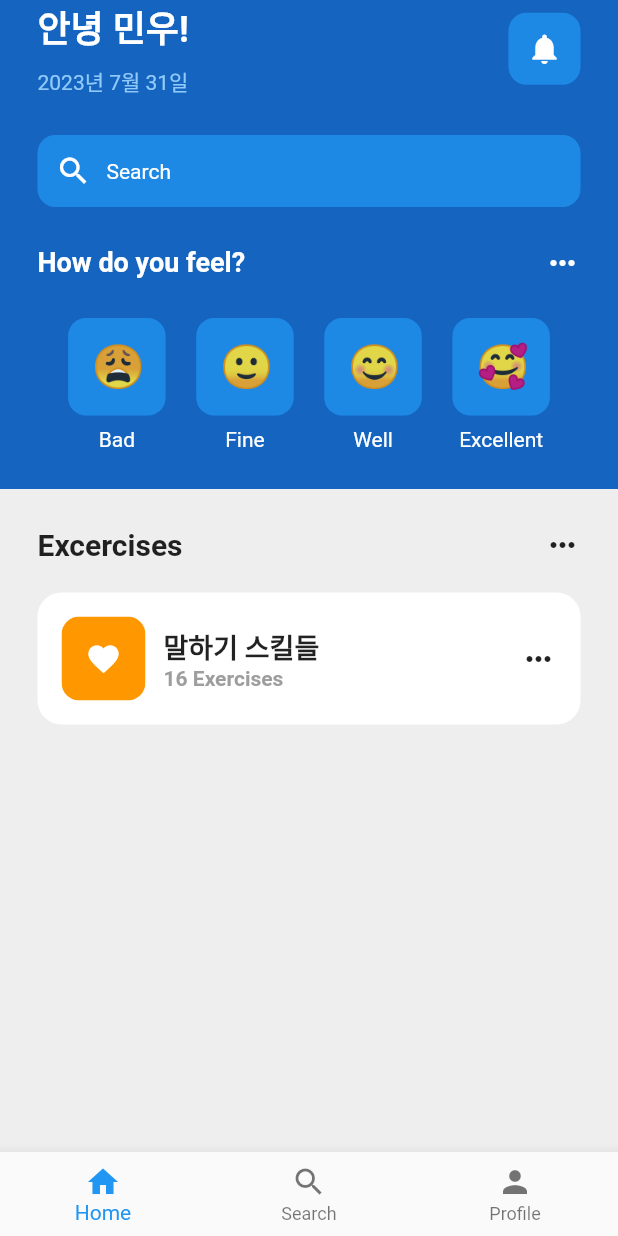
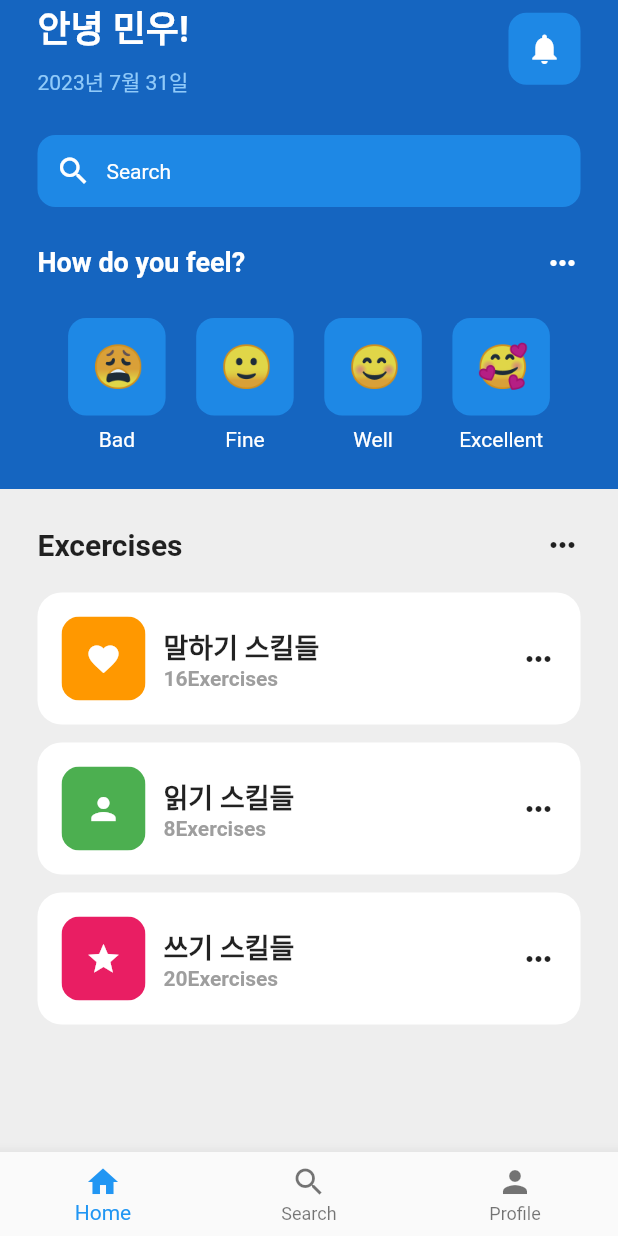
Before and after one commit to mwoo-git/praciceFlutterUI, a Flutter app: the screen it shows after launch, on a phone screen of 412 x 824 dp. Run offline on Flutter 3.47's test engine with Material 2 defaults, Android fonts, the phone set to English and light mode, and no system bars.

Commit message:
add: 완료

```diff
--- a/lib/pages/home/view/home_page.dart
+++ b/lib/pages/home/view/home_page.dart
@@ -1,5 +1,6 @@
 import 'package:flutter/material.dart';
 import 'package:testflutter/util/emoticon_face.dart';
+import 'package:testflutter/util/exercise_tile.dart';
 
 class HomePage extends StatefulWidget {
   const HomePage({super.key});
@@ -23,7 +24,19 @@ class _HomePageState extends State<HomePage> {
       body: SafeArea(
         child: Column(
           children: [
-            Padding(
+            _header(),
+            const SizedBox(
+              height: 25,
+            ),
+            _list()
+          ],
+        ),
+      ),
+    );
+  }
+
+  Widget _header() {
+    return Padding(
       padding: const EdgeInsets.symmetric(horizontal: 25.0),
       child: Column(
         children: [
@@ -42,77 +55,24 @@ class _HomePageState extends State<HomePage> {
           _emoticonFaces()
         ],
       ),
-            ),
-            const SizedBox(
-              height: 25,
-            ),
-            Expanded(
+    );
+  }
+
+  Widget _list() {
+    return Expanded(
       child: Container(
-                padding: EdgeInsets.all(25),
+        padding: const EdgeInsets.all(25),
         color: Colors.grey[200],
         child: Center(
           child: Column(
             children: [
-                      // exercise heading
               _exercisesHeading(),
-                      SizedBox(
+              const SizedBox(
                 height: 20,
               ),
-                      // list
-                      Container(
-                          padding: EdgeInsets.all(16),
-                          decoration: BoxDecoration(
-                              color: Colors.white,
-                              borderRadius: BorderRadius.circular(16)),
-                          child: Row(
-                            mainAxisAlignment: MainAxisAlignment.spaceBetween,
-                            children: [
-                              Row(
-                                children: [
-                                  ClipRRect(
-                                    borderRadius: BorderRadius.circular(12),
-                                    child: Container(
-                                        padding: EdgeInsets.all(16),
-                                        color: Colors.orange,
-                                        child: Icon(Icons.favorite,
-                                        color: Colors.white,)),
-                                  ),
-                                  SizedBox(
-                                    width: 12,
-                                  ),
-                                  Column(
-                                    crossAxisAlignment:
-                                        CrossAxisAlignment.start,
-                                    children: [
-                                      Text(
-                                        '말하기 스킬들',
-                                        style: TextStyle(
-                                          fontWeight: FontWeight.bold,
-                                          fontSize: 18,
-                                        ),
-                                      ),
-                                      SizedBox(width: 5),
-                                      Text(
-                                        '16 Exercises',
-                                        style: TextStyle(
-                                          fontWeight: FontWeight.bold,
-                                          color: Colors.grey,
-                                          fontSize: 14,
-                                        ),
-                                      )
+              _exercisesList()
             ],
           ),
-                                ],
-                              ),
-                              Icon(Icons.more_horiz)
-                            ],
-                          ))
-                    ],
-                  ),
-                ),
-              ),
-            )
-          ],
         ),
       ),
     );
@@ -185,9 +145,7 @@ class _HomePageState extends State<HomePage> {
         Text(
           'How do you feel?',
           style: TextStyle(
-              color: Colors.white,
-              fontSize: 18,
-              fontWeight: FontWeight.bold),
+              color: Colors.white, fontSize: 18, fontWeight: FontWeight.bold),
         ),
         Icon(Icons.more_horiz, color: Colors.white)
       ],
@@ -277,4 +235,31 @@ class _HomePageState extends State<HomePage> {
       ],
     );
   }
+
+  Widget _exercisesList() {
+    return Expanded(
+      child: ListView(
+        children: const [
+          ExerciseTile(
+            icon: Icons.favorite,
+            exerciseName: '말하기 스킬들',
+            numberOfExercises: 16,
+            color: Colors.orange,
+          ),
+          ExerciseTile(
+            icon: Icons.person,
+            exerciseName: '읽기 스킬들',
+            numberOfExercises: 8,
+            color: Colors.green,
+          ),
+          ExerciseTile(
+            icon: Icons.star,
+            exerciseName: '쓰기 스킬들',
+            numberOfExercises: 20,
+            color: Colors.pink,
+          ),
+        ],
+      ),
+    );
   }
+}
--- /dev/null
+++ b/lib/util/exercise_tile.dart
@@ -0,0 +1,70 @@
+import 'package:flutter/material.dart';
+
+class ExerciseTile extends StatelessWidget {
+  final icon;
+  final String exerciseName;
+  final int numberOfExercises;
+  final color;
+
+  const ExerciseTile(
+      {super.key,
+      this.icon,
+      required this.exerciseName,
+      required this.numberOfExercises,
+      this.color});
+
+  @override
+  Widget build(BuildContext context) {
+    return Padding(
+      padding: const EdgeInsets.only(bottom: 12.0),
+      child: Container(
+          padding: const EdgeInsets.all(16),
+          decoration: BoxDecoration(
+              color: Colors.white, borderRadius: BorderRadius.circular(16)),
+          child: Row(
+            mainAxisAlignment: MainAxisAlignment.spaceBetween,
+            children: [
+              Row(
+                children: [
+                  ClipRRect(
+                    borderRadius: BorderRadius.circular(12),
+                    child: Container(
+                        padding: const EdgeInsets.all(16),
+                        color: color,
+                        child: Icon(
+                          icon,
+                          color: Colors.white,
+                        )),
+                  ),
+                  const SizedBox(
+                    width: 12,
+                  ),
+                  Column(
+                    crossAxisAlignment: CrossAxisAlignment.start,
+                    children: [
+                      Text(
+                        exerciseName,
+                        style: const TextStyle(
+                          fontWeight: FontWeight.bold,
+                          fontSize: 18,
+                        ),
+                      ),
+                      const SizedBox(width: 5),
+                      Text(
+                        '${numberOfExercises}Exercises',
+                        style: const TextStyle(
+                          fontWeight: FontWeight.bold,
+                          color: Colors.grey,
+                          fontSize: 14,
+                        ),
+                      )
+                    ],
+                  ),
+                ],
+              ),
+              const Icon(Icons.more_horiz)
+            ],
+          )),
+    );
+  }
+}
```
Lines whose indentation alone changed are shown as unchanged.
